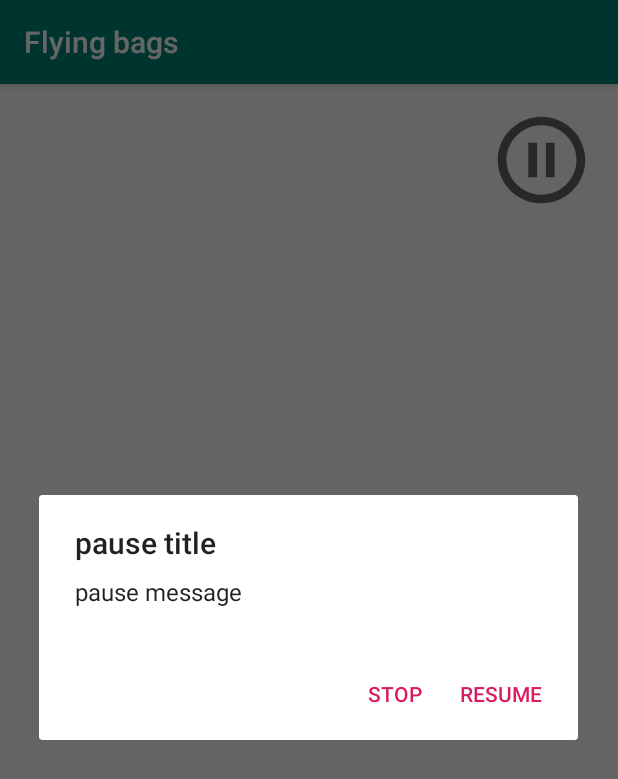
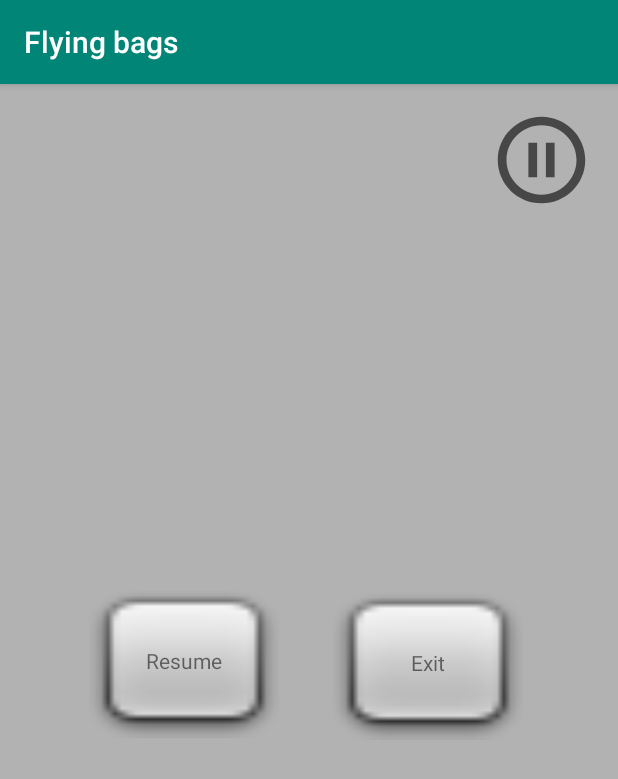
Before and after one commit to Jorgee-sk/AndroidStudioVideogame, an Android app: the fragment GameFragment placed in its activity, after a tap on "Pause", on a phone screen of 412 x 824 dp. Shown: the top 779 px of the screen. Run offline under Robolectric (Android 15) with nearby library versions, the phone set to English and light mode, and no system bars; 9 statements that could not run were skipped.

Commit message:
Implemento FragmentoPausa al juego

```diff
--- a/Scaffold_v16_21112301-quadtree-fixed/app/src/main/java/dadm/scaffold/ScaffoldActivity.java
+++ b/Scaffold_v16_21112301-quadtree-fixed/app/src/main/java/dadm/scaffold/ScaffoldActivity.java
@@ -8,6 +8,8 @@ import android.view.View;
 
 import dadm.scaffold.counter.GameFragment;
 import dadm.scaffold.counter.MainMenuFragment;
+import dadm.scaffold.counter.PausaFragment;
+import dadm.scaffold.engine.GameEngine;
 import dadm.scaffold.sound.SoundManager;
 
 public class ScaffoldActivity extends AppCompatActivity {
@@ -15,6 +17,8 @@ public class ScaffoldActivity extends AppCompatActivity {
     private static final String TAG_FRAGMENT = "content";
 
     private SoundManager soundManager;
+
+    public GameEngine theGameEngine;
 
     @Override
     protected void onCreate(Bundle savedInstanceState) {
@@ -45,6 +49,15 @@ public class ScaffoldActivity extends AppCompatActivity {
                 .addToBackStack(null)
                 .commit();
     }
+    public void addFragment(BaseFragment dst) {
+        getSupportFragmentManager()
+                .beginTransaction()
+                .add(R.id.container, dst, TAG_FRAGMENT)
+                .addToBackStack(null)
+                .commit();
+    }
+
+
 
     @Override
     public void onBackPressed() {
@@ -56,6 +69,11 @@ public class ScaffoldActivity extends AppCompatActivity {
 
     public void navigateBack() {
         // Do a push on the navigation history
+        super.onBackPressed();
+    }
+    public void doublenavigateBack() {
+        // Do a push on the navigation history
+        super.onBackPressed();
         super.onBackPressed();
     }
 
--- a/Scaffold_v16_21112301-quadtree-fixed/app/src/main/java/dadm/scaffold/counter/GameFragment.java
+++ b/Scaffold_v16_21112301-quadtree-fixed/app/src/main/java/dadm/scaffold/counter/GameFragment.java
@@ -22,7 +22,7 @@ import dadm.scaffold.space.SpaceShipPlayer;
 
 
 public class GameFragment extends BaseFragment implements View.OnClickListener {
-    private GameEngine theGameEngine;
+    //private GameEngine theGameEngine;
 
     public GameFragment() {
     }
@@ -46,13 +46,13 @@ public class GameFragment extends BaseFragment implements View.OnClickListener {
                 //se elimina el listener en cuanto es llamado
                 observer.removeOnGlobalLayoutListener(this);
                 GameView gameView = (GameView) getView().findViewById(R.id.gameView);
-                theGameEngine = new GameEngine(getActivity(), gameView);
-                theGameEngine.setSoundManager(getScaffoldActivity().getSoundManager());
-                theGameEngine.setTheInputController(new JoystickInputController(getView()));
-                theGameEngine.addGameObject(new SpaceShipPlayer(theGameEngine));
-                theGameEngine.addGameObject(new FramesPerSecondCounter(theGameEngine));
-                theGameEngine.addGameObject(new GameController(theGameEngine));
-                theGameEngine.startGame();
+                ((ScaffoldActivity)getActivity()).theGameEngine = new GameEngine(getActivity(), gameView);
+                ((ScaffoldActivity)getActivity()).theGameEngine.setSoundManager(getScaffoldActivity().getSoundManager());
+                ((ScaffoldActivity)getActivity()).theGameEngine.setTheInputController(new JoystickInputController(getView()));
+                ((ScaffoldActivity)getActivity()).theGameEngine.addGameObject(new SpaceShipPlayer( ((ScaffoldActivity)getActivity()).theGameEngine));
+                ((ScaffoldActivity)getActivity()).theGameEngine.addGameObject(new FramesPerSecondCounter( ((ScaffoldActivity)getActivity()).theGameEngine));
+                ((ScaffoldActivity)getActivity()).theGameEngine.addGameObject(new GameController( ((ScaffoldActivity)getActivity()).theGameEngine));
+                ((ScaffoldActivity)getActivity()).theGameEngine.startGame();
             }
         });
 
@@ -69,7 +69,7 @@ public class GameFragment extends BaseFragment implements View.OnClickListener {
     @Override
     public void onPause() {
         super.onPause();
-        if (theGameEngine.isRunning()){
+        if ( ((ScaffoldActivity)getActivity()).theGameEngine.isRunning()){
             pauseGameAndShowPauseDialog();
         }
     }
@@ -77,12 +77,12 @@ public class GameFragment extends BaseFragment implements View.OnClickListener {
     @Override
     public void onDestroy() {
         super.onDestroy();
-        theGameEngine.stopGame();
+        ((ScaffoldActivity)getActivity()).theGameEngine.stopGame();
     }
 
     @Override
     public boolean onBackPressed() {
-        if (theGameEngine.isRunning()) {
+        if ( ((ScaffoldActivity)getActivity()).theGameEngine.isRunning()) {
             pauseGameAndShowPauseDialog();
             return true;
         }
@@ -90,7 +90,11 @@ public class GameFragment extends BaseFragment implements View.OnClickListener {
     }
 
     private void pauseGameAndShowPauseDialog() {
-        theGameEngine.pauseGame();
+        ((ScaffoldActivity)getActivity()).theGameEngine.pauseGame();
+
+        ((ScaffoldActivity)getActivity()).addFragment(new PausaFragment()); //CREAMOS FRAGMENTO DE PAUSA
+
+/*
         new AlertDialog.Builder(getActivity())
                 .setTitle(R.string.pause_dialog_title)
                 .setMessage(R.string.pause_dialog_message)
@@ -98,36 +102,38 @@ public class GameFragment extends BaseFragment implements View.OnClickListener {
                     @Override
                     public void onClick(DialogInterface dialog, int which) {
                         dialog.dismiss();
-                        theGameEngine.resumeGame();
+                        ((ScaffoldActivity)getActivity()).theGameEngine.resumeGame();
                     }
                 })
                 .setNegativeButton(R.string.stop, new DialogInterface.OnClickListener() {
                     @Override
                     public void onClick(DialogInterface dialog, int which) {
                         dialog.dismiss();
-                        theGameEngine.stopGame();
+                        ((ScaffoldActivity)getActivity()).theGameEngine.stopGame();
                         ((ScaffoldActivity)getActivity()).navigateBack();
                     }
                 })
                 .setOnCancelListener(new DialogInterface.OnCancelListener() {
                     @Override
                     public void onCancel(DialogInterface dialog) {
-                        theGameEngine.resumeGame();
+                        ((ScaffoldActivity)getActivity()).theGameEngine.resumeGame();
                     }
                 })
                 .create()
                 .show();
+*/
+
 
     }
 
     private void playOrPause() {
         ImageButton button = (ImageButton) getView().findViewById(R.id.btn_play_pause);
-        if (theGameEngine.isPaused()) {
-            theGameEngine.resumeGame();
+        if ( ((ScaffoldActivity)getActivity()).theGameEngine.isPaused()) {
+            ((ScaffoldActivity)getActivity()).theGameEngine.resumeGame();
             //button.setText(R.string.pause);
         }
         else {
-            theGameEngine.pauseGame();
+            ((ScaffoldActivity)getActivity()).theGameEngine.pauseGame();
             //button.setText(R.string.resume);
         }
     }
--- a/Scaffold_v16_21112301-quadtree-fixed/app/src/main/java/dadm/scaffold/counter/PausaFragment.java
+++ b/Scaffold_v16_21112301-quadtree-fixed/app/src/main/java/dadm/scaffold/counter/PausaFragment.java
@@ -1,19 +1,23 @@
 package dadm.scaffold.counter;
 
 import android.os.Bundle;
+import android.support.annotation.Nullable;
 import android.support.v4.app.Fragment;
 import android.view.LayoutInflater;
 import android.view.View;
 import android.view.ViewGroup;
+import android.widget.ImageButton;
 
+import dadm.scaffold.BaseFragment;
 import dadm.scaffold.R;
+import dadm.scaffold.ScaffoldActivity;
 
 /**
  * A simple {@link Fragment} subclass.
  * Use the {@link PausaFragment#newInstance} factory method to
  * create an instance of this fragment.
  */
-public class PausaFragment extends Fragment {
+public class PausaFragment extends BaseFragment {
 
     // TODO: Rename parameter arguments, choose names that match
     // the fragment initialization parameters, e.g. ARG_ITEM_NUMBER
@@ -61,4 +65,47 @@ public class PausaFragment extends Fragment {
         // Inflate the layout for this fragment
         return inflater.inflate(R.layout.fragment_pausa, container, false);
     }
+
+    @Override
+    public void onViewCreated(View view, @Nullable Bundle savedInstanceState) {
+
+
+        //BOTON EXIT---------------------------------------------------
+        ImageButton btnExit = (ImageButton) getView().findViewById(R.id.ExitButton);
+        btnExit.setOnClickListener(new View.OnClickListener() {
+            @Override
+            public void onClick(View view) {
+
+
+                ((ScaffoldActivity)getActivity()).theGameEngine.stopGame();
+                ((ScaffoldActivity)getActivity()).doublenavigateBack(); //Cerramos fragmento propio y el de juego
+
+
+            }
+            });
+
+
+        //BOTON RESUME---------------------------------------------------
+        ImageButton btnResume = (ImageButton) getView().findViewById(R.id.ResumeButton);
+        btnResume.setOnClickListener(new View.OnClickListener() {
+            @Override
+            public void onClick(View view) {
+
+
+                ((ScaffoldActivity)getActivity()).theGameEngine.resumeGame();
+                ((ScaffoldActivity)getActivity()).navigateBack(); //Cerramos fragmento propio y el de juego
+
+
+            }
+        });
+
+
+
+
+
+
+    }//FIN ON CREATE VIEW
+
+
+
 }
--- a/Scaffold_v16_21112301-quadtree-fixed/app/src/main/res/layout/fragment_pausa.xml
+++ b/Scaffold_v16_21112301-quadtree-fixed/app/src/main/res/layout/fragment_pausa.xml
@@ -1,14 +1,60 @@
 <?xml version="1.0" encoding="utf-8"?>
-<FrameLayout xmlns:android="http://schemas.android.com/apk/res/android"
+<android.support.constraint.ConstraintLayout xmlns:android="http://schemas.android.com/apk/res/android"
+    xmlns:app="http://schemas.android.com/apk/res-auto"
     xmlns:tools="http://schemas.android.com/tools"
+    android:id="@+id/frameLayout3"
     android:layout_width="match_parent"
     android:layout_height="match_parent"
+    android:background="#4A000000"
     tools:context=".counter.PausaFragment">
 
-    <!-- TODO: Update blank fragment layout -->
+    <ImageButton
+        android:id="@+id/ResumeButton"
+        android:layout_width="133dp"
+        android:layout_height="104dp"
+        android:background="#00FFFFFF"
+        android:contentDescription="ResumeButton"
+        android:scaleType="fitXY"
+        android:src="@android:drawable/checkbox_off_background"
+        app:layout_constraintBottom_toBottomOf="parent"
+        app:layout_constraintEnd_toEndOf="parent"
+        app:layout_constraintHorizontal_bias="0.201"
+        app:layout_constraintStart_toStartOf="parent"
+        app:layout_constraintTop_toTopOf="parent" />
+
+    <ImageButton
+        android:id="@+id/ExitButton"
+        android:layout_width="133dp"
+        android:layout_height="104dp"
+        android:background="#00FFFFFF"
+        android:contentDescription="ResumeButton"
+        android:scaleType="fitXY"
+        android:src="@android:drawable/checkbox_off_background"
+        app:layout_constraintBottom_toBottomOf="parent"
+        app:layout_constraintEnd_toEndOf="parent"
+        app:layout_constraintHorizontal_bias="0.784"
+        app:layout_constraintStart_toStartOf="parent"
+        app:layout_constraintTop_toTopOf="parent"
+        app:layout_constraintVertical_bias="0.502" />
+
     <TextView
-        android:layout_width="match_parent"
-        android:layout_height="match_parent"
-        android:text="@string/hello_blank_fragment" />
+        android:id="@+id/textView2"
+        android:layout_width="wrap_content"
+        android:layout_height="wrap_content"
+        android:text="Resume"
+        app:layout_constraintBottom_toBottomOf="@+id/ResumeButton"
+        app:layout_constraintEnd_toEndOf="@+id/ResumeButton"
+        app:layout_constraintStart_toStartOf="@+id/ResumeButton"
+        app:layout_constraintTop_toTopOf="@+id/ResumeButton" />
 
-</FrameLayout>
+    <TextView
+        android:id="@+id/textView4"
+        android:layout_width="wrap_content"
+        android:layout_height="wrap_content"
+        android:contentDescription="Exit"
+        android:text="Exit"
+        app:layout_constraintBottom_toBottomOf="@+id/ExitButton"
+        app:layout_constraintEnd_toEndOf="@+id/ExitButton"
+        app:layout_constraintStart_toStartOf="@+id/ExitButton"
+        app:layout_constraintTop_toTopOf="@+id/ExitButton" />
+</android.support.constraint.ConstraintLayout>
```
